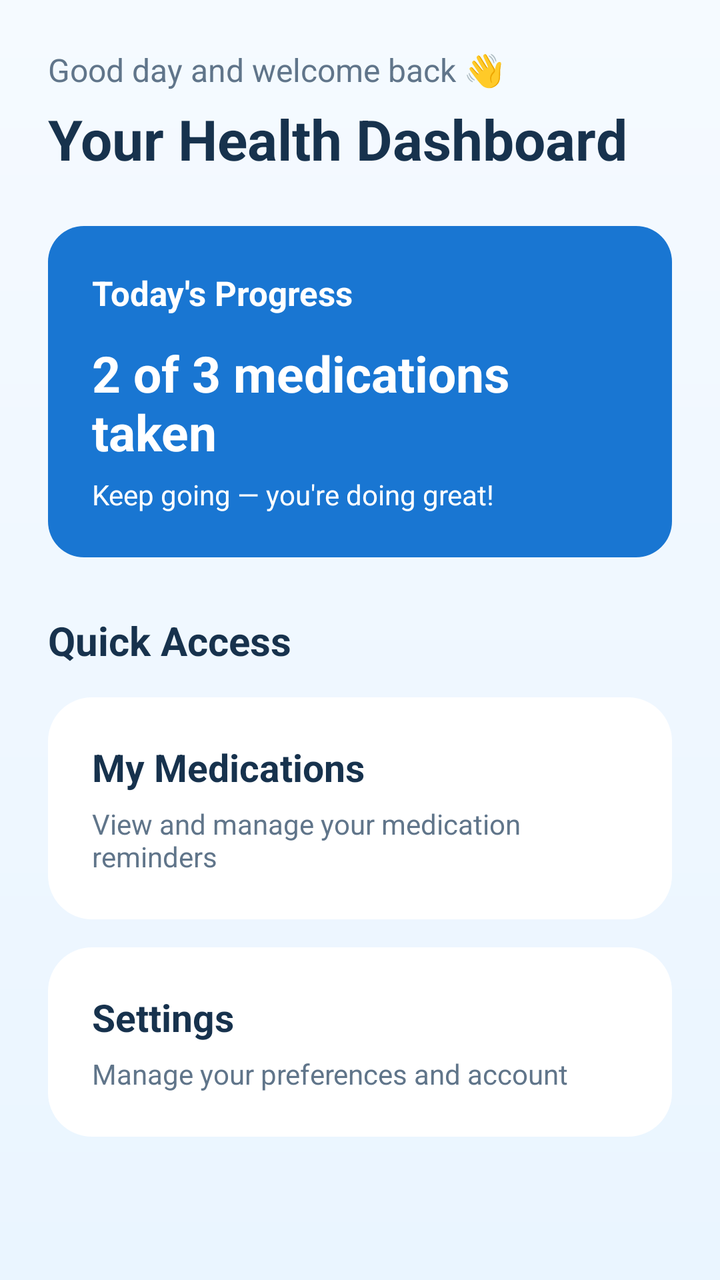
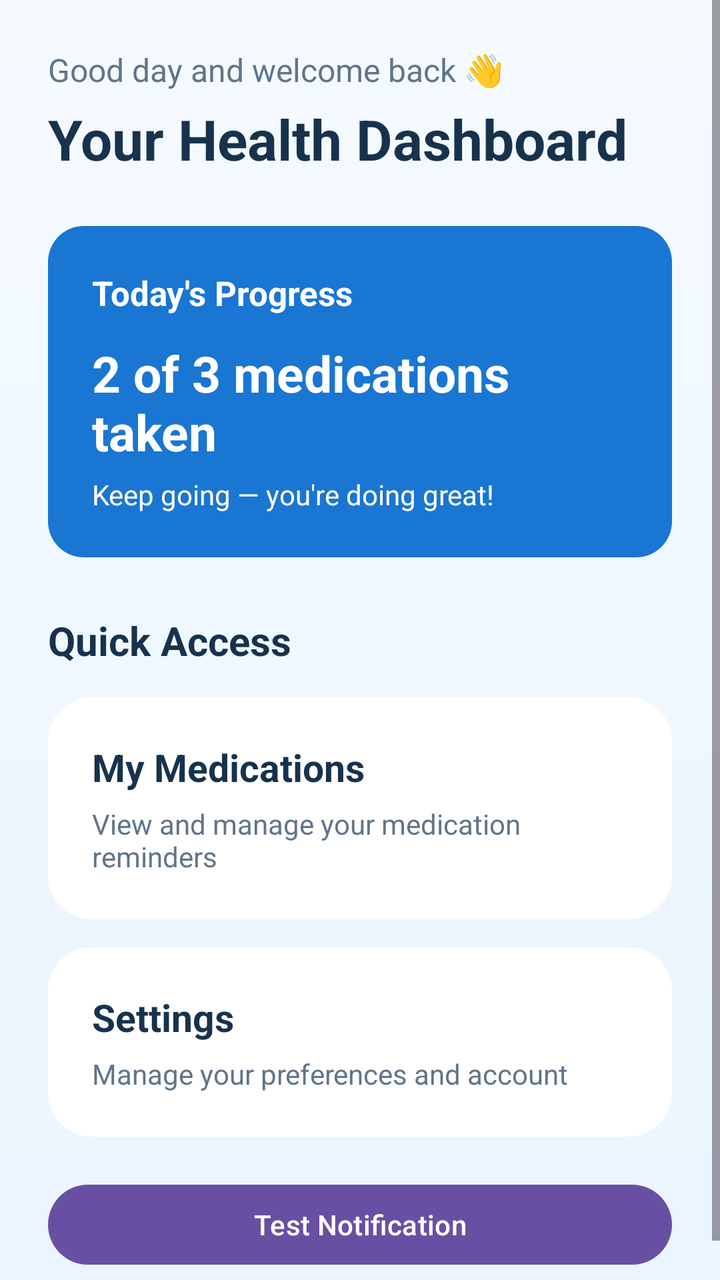

Before-and-after screenshots of an Android layout around one commit, followed by the original layout XML and the change that was made.
<!-- AndroidManifest.xml: application theme Theme.MediCareReminder -->
<!-- res/layout/activity_dashboard.xml -->
<?xml version="1.0" encoding="utf-8"?>
<ScrollView xmlns:android="http://schemas.android.com/apk/res/android"
    android:layout_width="match_parent"
    android:layout_height="match_parent"
    android:background="@drawable/bg_welcome">

    <LinearLayout
        android:layout_width="match_parent"
        android:layout_height="wrap_content"
        android:orientation="vertical"
        android:padding="24dp">

        <TextView
            android:id="@+id/txtDashboardGreeting"
            android:layout_width="wrap_content"
            android:layout_height="wrap_content"
            android:text="Good day and welcome back 👋"
            android:textColor="@color/text_secondary"
            android:textSize="16sp" />

        <TextView
            android:layout_width="match_parent"
            android:layout_height="wrap_content"
            android:layout_marginTop="5dp"
            android:text="Your Health Dashboard"
            android:textColor="@color/dark_navy"
            android:textSize="28sp"
            android:textStyle="bold" />

        <LinearLayout
            android:layout_width="match_parent"
            android:layout_height="wrap_content"
            android:layout_marginTop="25dp"
            android:orientation="vertical"
            android:padding="22dp"
            android:background="@drawable/bg_primary_button">

            <TextView
                android:layout_width="wrap_content"
                android:layout_height="wrap_content"
                android:text="Today's Progress"
                android:textColor="@android:color/white"
                android:textSize="17sp"
                android:textStyle="bold" />

            <TextView
                android:layout_width="wrap_content"
                android:layout_height="wrap_content"
                android:layout_marginTop="12dp"
                android:text="2 of 3 medications taken"
                android:textColor="@android:color/white"
                android:textSize="25sp"
                android:textStyle="bold" />

            <TextView
                android:layout_width="wrap_content"
                android:layout_height="wrap_content"
                android:layout_marginTop="5dp"
                android:text="Keep going — you're doing great!"
                android:textColor="@android:color/white"
                android:textSize="14sp" />

        </LinearLayout>

        <TextView
            android:layout_width="wrap_content"
            android:layout_height="wrap_content"
            android:layout_marginTop="28dp"
            android:text="Quick Access"
            android:textColor="@color/dark_navy"
            android:textSize="20sp"
            android:textStyle="bold" />

        <LinearLayout
            android:id="@+id/cardMedications"
            android:layout_width="match_parent"
            android:layout_height="wrap_content"
            android:layout_marginTop="15dp"
            android:background="@drawable/bg_white_card"
            android:clickable="true"
            android:orientation="vertical"
            android:padding="22dp">

            <TextView
                android:layout_width="wrap_content"
                android:layout_height="wrap_content"
                android:text="My Medications"
                android:textColor="@color/dark_navy"
                android:textSize="19sp"
                android:textStyle="bold" />

            <TextView
                android:layout_width="wrap_content"
                android:layout_height="wrap_content"
                android:layout_marginTop="6dp"
                android:text="View and manage your medication reminders"
                android:textColor="@color/text_secondary"
                android:textSize="14sp" />

        </LinearLayout>

        <LinearLayout
            android:id="@+id/cardSettings"
            android:layout_width="match_parent"
            android:layout_height="wrap_content"
            android:layout_marginTop="14dp"
            android:background="@drawable/bg_white_card"
            android:clickable="true"
            android:orientation="vertical"
            android:padding="22dp">

            <TextView
                android:layout_width="wrap_content"
                android:layout_height="wrap_content"
                android:text="Settings"
                android:textColor="@color/dark_navy"
                android:textSize="19sp"
                android:textStyle="bold" />

            <TextView
                android:layout_width="wrap_content"
                android:layout_height="wrap_content"
                android:layout_marginTop="6dp"
                android:text="Manage your preferences and account"
                android:textColor="@color/text_secondary"
                android:textSize="14sp" />

        </LinearLayout>

    </LinearLayout>

</ScrollView>
<!-- resources referenced by this layout -->
<resources>
  <color name="dark_navy">#17324D</color>
  <color name="text_secondary">#60758A</color>
  <!-- drawable bg_primary_button (drawable) -->
  <?xml version="1.0" encoding="utf-8"?>
  <shape xmlns:android="http://schemas.android.com/apk/res/android">
  
      <solid android:color="@color/primary_blue" />
  
      <corners android:radius="18dp" />
  
  </shape>
  <!-- drawable bg_welcome (drawable) -->
  <?xml version="1.0" encoding="utf-8"?>
  <shape xmlns:android="http://schemas.android.com/apk/res/android">
  
      <gradient
          android:angle="270"
          android:startColor="@color/very_light_blue"
          android:endColor="@color/light_blue" />
  
  </shape>
  <!-- drawable bg_white_card (drawable) -->
  <?xml version="1.0" encoding="utf-8"?>
  <shape xmlns:android="http://schemas.android.com/apk/res/android">
  
      <solid android:color="@color/white" />
  
      <corners android:radius="22dp" />
  
      <padding
          android:left="4dp"
          android:top="4dp"
          android:right="4dp"
          android:bottom="4dp" />
  
  </shape>
  <style name="Theme.MediCareReminder" parent="Base.Theme.MediCareReminder" />
  <color name="primary_blue">#1976D2</color>
  <color name="very_light_blue">#F5FAFF</color>
  <color name="light_blue">#EAF5FF</color>
  <color name="white">#FFFFFF</color>
  <style name="Base.Theme.MediCareReminder" parent="Theme.Material3.DayNight.NoActionBar">
          
          
      </style>
</resources>

<!-- the commit's change to res/layout/activity_dashboard.xml (unified diff, before → after) -->
@@ -127,6 +127,15 @@
 
         </LinearLayout>
 
+        
+        <Button
+            android:id="@+id/btnTestNotification"
+            android:layout_width="match_parent"
+            android:layout_height="wrap_content"
+            android:layout_marginTop="20dp"
+            android:text="Test Notification"
+            android:textAllCaps="false" />
+
     </LinearLayout>
 
 </ScrollView>
